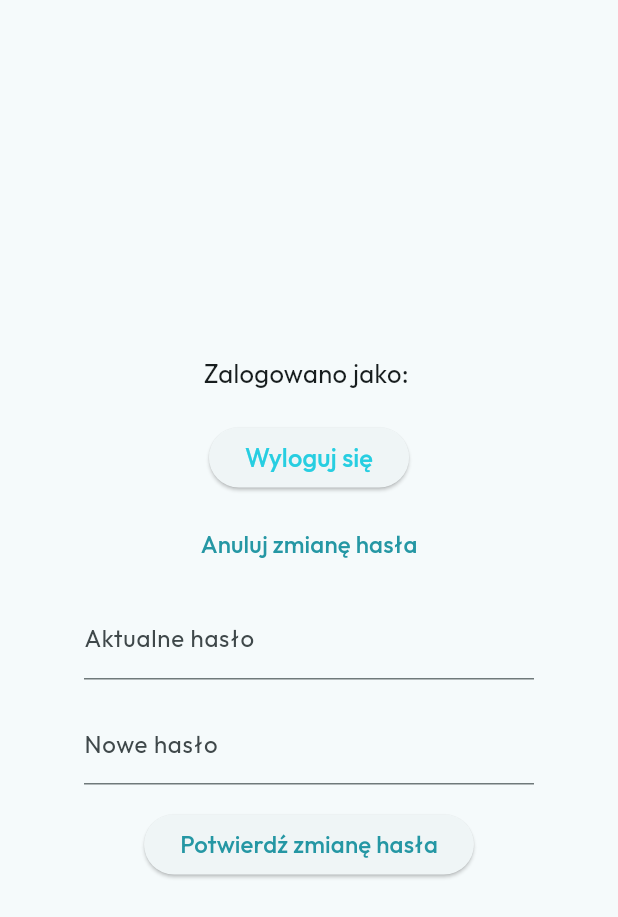
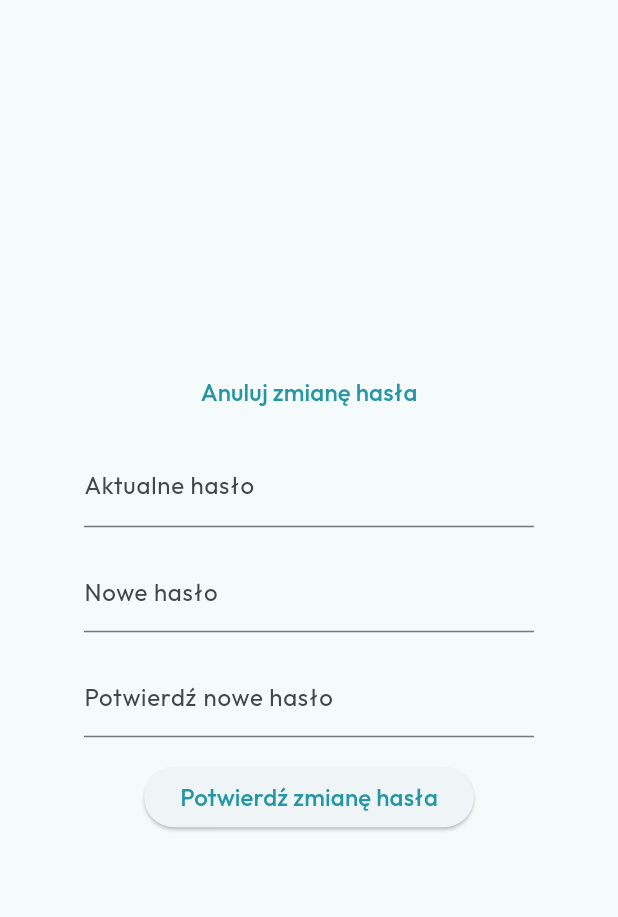
Before and after one commit to esteraszamli/my_calendar, a Flutter app: the ProfilePage screen opened directly, after a tap on "Zmień hasło", on a phone screen of 412 x 824 dp. Shown: the top 917 px of the screen. Run offline on Flutter 3.47's test engine with Material 3 defaults, Android fonts, the phone set to English and light mode, and no system bars; our stand-ins replace cloud_firestore, dio, firebase_auth, firebase_core, flutter_bloc, get_it and 2 more; accounts and stored records are empty; network calls fail.

Commit message:
Add user friendly error handling and hide unnecessary elements during password change

```diff
--- a/lib/pages/login/profile_page.dart
+++ b/lib/pages/login/profile_page.dart
@@ -12,34 +12,48 @@ class ProfilePage extends StatefulWidget {
 class ProfilePageState extends State<ProfilePage> {
   final _newPasswordController = TextEditingController();
   final _currentPasswordController = TextEditingController();
+  final _confirmPasswordController = TextEditingController();
   bool _isPasswordChangeVisible = false;
+  String errorMessage = '';
+
+  String _getErrorMessage(FirebaseAuthException error) {
+    switch (error.code) {
+      case 'wrong-password':
+        return 'Nieprawidłowe aktualne hasło';
+      case 'weak-password':
+        return 'Hasło jest za słabe. Powinno mieć min. 6 znaków';
+      default:
+        return 'Wystąpił błąd zmiany hasła';
+    }
+  }
 
   Future<void> _changePassword() async {
-    if (_newPasswordController.text.length < 6) {
-      ScaffoldMessenger.of(context).showSnackBar(
-        SnackBar(
-            content: Text(
-          'Hasło musi mieć minimum 6 znaków',
-          style: GoogleFonts.outfit(
-            fontSize: 15,
-            fontWeight: FontWeight.w400,
-          ),
-        )),
-      );
+    setState(() {
+      errorMessage = '';
+    });
+    if (_currentPasswordController.text.isEmpty ||
+        _newPasswordController.text.isEmpty) {
+      setState(() {
+        errorMessage = 'Uzupełnij wszystkie pola';
+      });
       return;
     }
-
+    if (_newPasswordController.text != _confirmPasswordController.text) {
+      setState(() {
+        errorMessage = 'Nowe hasła nie są identyczne';
+      });
+      return;
+    }
+    if (_newPasswordController.text.length < 6) {
+      setState(() {
+        errorMessage = 'Nowe hasło musi mieć minimum 6 znaków';
+      });
+      return;
+    }
     if (_newPasswordController.text.length > 30) {
-      ScaffoldMessenger.of(context).showSnackBar(
-        SnackBar(
-            content: Text(
-          'Hasło może mieć maksymalnie 30 znaków',
-          style: GoogleFonts.outfit(
-            fontSize: 15,
-            fontWeight: FontWeight.w400,
-          ),
-        )),
-      );
+      setState(() {
+        errorMessage = 'Nowe hasło może mieć maksymalnie 30 znaków';
+      });
       return;
     }
     try {
@@ -49,17 +63,14 @@ class ProfilePageState extends State<ProfilePage> {
         email: user?.email ?? '',
         password: _currentPasswordController.text,
       );
-
       await user?.reauthenticateWithCredential(credential);
-
       await user?.updatePassword(_newPasswordController.text);
-
       _newPasswordController.clear();
       _currentPasswordController.clear();
+      _confirmPasswordController.clear();
       setState(() {
         _isPasswordChangeVisible = false;
       });
-
       if (mounted) {
         ScaffoldMessenger.of(context).showSnackBar(
           SnackBar(
@@ -69,42 +80,45 @@ class ProfilePageState extends State<ProfilePage> {
                 fontSize: 15,
                 fontWeight: FontWeight.w400,
               ),
-          )),
+            ),
+          ),
         );
       }
     } on FirebaseAuthException catch (e) {
-      if (mounted) {
-        ScaffoldMessenger.of(context).showSnackBar(
-          SnackBar(
-              content: Text(
-            'Błąd: ${e.message}',
-            style: GoogleFonts.outfit(
-              fontSize: 15,
-              fontWeight: FontWeight.w400,
-            ),
-          )),
-        );
-      }
+      setState(() {
+        errorMessage = _getErrorMessage(e);
+      });
+    } catch (error) {
+      setState(() {
+        errorMessage = 'Wystąpił nieznany błąd: ${error.toString()}';
+      });
     }
   }
 
   @override
   Widget build(BuildContext context) {
     final user = FirebaseAuth.instance.currentUser;
-
     return Scaffold(
       body: Center(
         child: Column(
           mainAxisAlignment: MainAxisAlignment.center,
           children: [
+            if (!_isPasswordChangeVisible) ...[
+              Icon(
+                Icons.person,
+                size: 60,
+                color: Color.fromARGB(255, 99, 222, 231).withOpacity(0.8),
+              ),
+              const SizedBox(height: 25),
               Text(
                 'Zalogowano jako: ${user?.email ?? 'Brak emaila'}',
                 style: GoogleFonts.outfit(
                   fontSize: 17,
                   fontWeight: FontWeight.w400,
                 ),
+                textAlign: TextAlign.center,
               ),
-            const SizedBox(height: 20),
+              const SizedBox(height: 25),
               ElevatedButton(
                 onPressed: () async {
                   await FirebaseAuth.instance.signOut();
@@ -118,6 +132,7 @@ class ProfilePageState extends State<ProfilePage> {
                   ),
                 ),
               ),
+            ],
             const SizedBox(height: 10),
             TextButton(
               onPressed: () {
@@ -134,11 +149,11 @@ class ProfilePageState extends State<ProfilePage> {
                   color: Color.fromARGB(255, 37, 151, 164),
                   fontWeight: FontWeight.w500,
                 ),
-                )),
+              ),
+            ),
             if (_isPasswordChangeVisible) ...[
               const SizedBox(height: 10),
               SizedBox(
-                // ??? czcionka nie działa
                 width: 300,
                 child: TextField(
                   controller: _currentPasswordController,
@@ -170,6 +185,23 @@ class ProfilePageState extends State<ProfilePage> {
                 ),
               ),
               const SizedBox(height: 16),
+              SizedBox(
+                width: 300,
+                child: TextField(
+                  style: GoogleFonts.outfit(
+                      fontSize: 15, fontWeight: FontWeight.w500),
+                  controller: _confirmPasswordController,
+                  decoration: InputDecoration(
+                    labelText: 'Potwierdź nowe hasło',
+                    labelStyle: GoogleFonts.outfit(
+                      fontSize: 16,
+                      fontWeight: FontWeight.w400,
+                    ),
+                  ),
+                  obscureText: true,
+                ),
+              ),
+              const SizedBox(height: 16),
               ElevatedButton(
                 onPressed: _changePassword,
                 child: Text(
@@ -179,7 +211,17 @@ class ProfilePageState extends State<ProfilePage> {
                     color: Color.fromARGB(255, 37, 151, 164),
                     fontWeight: FontWeight.w500,
                   ),
-                  )),
+                ),
+              ),
+              Padding(
+                padding:
+                    const EdgeInsets.symmetric(horizontal: 30, vertical: 10),
+                child: Text(
+                  errorMessage,
+                  style: const TextStyle(color: Colors.red, fontSize: 14),
+                  textAlign: TextAlign.center,
+                ),
+              ),
             ],
           ],
         ),
@@ -191,6 +233,7 @@ class ProfilePageState extends State<ProfilePage> {
   void dispose() {
     _newPasswordController.dispose();
     _currentPasswordController.dispose();
+    _confirmPasswordController.dispose();
     super.dispose();
   }
 }
```
Lines whose indentation alone changed are shown as unchanged.
